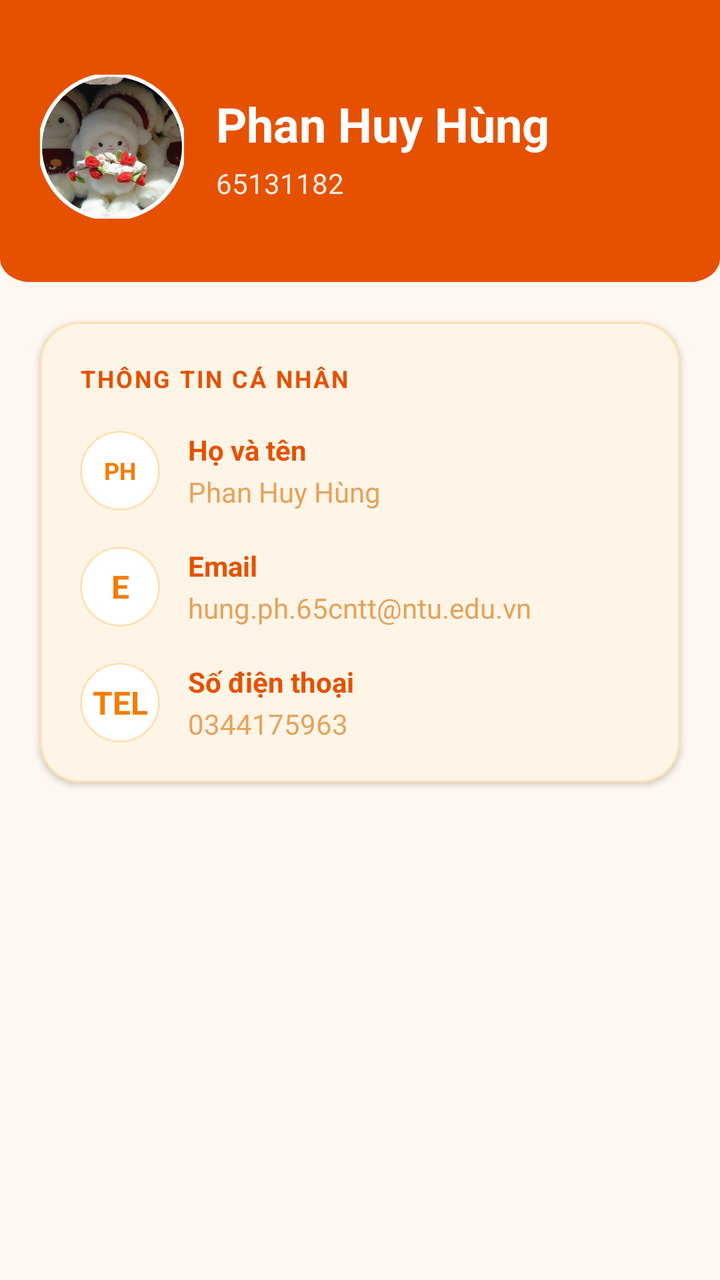
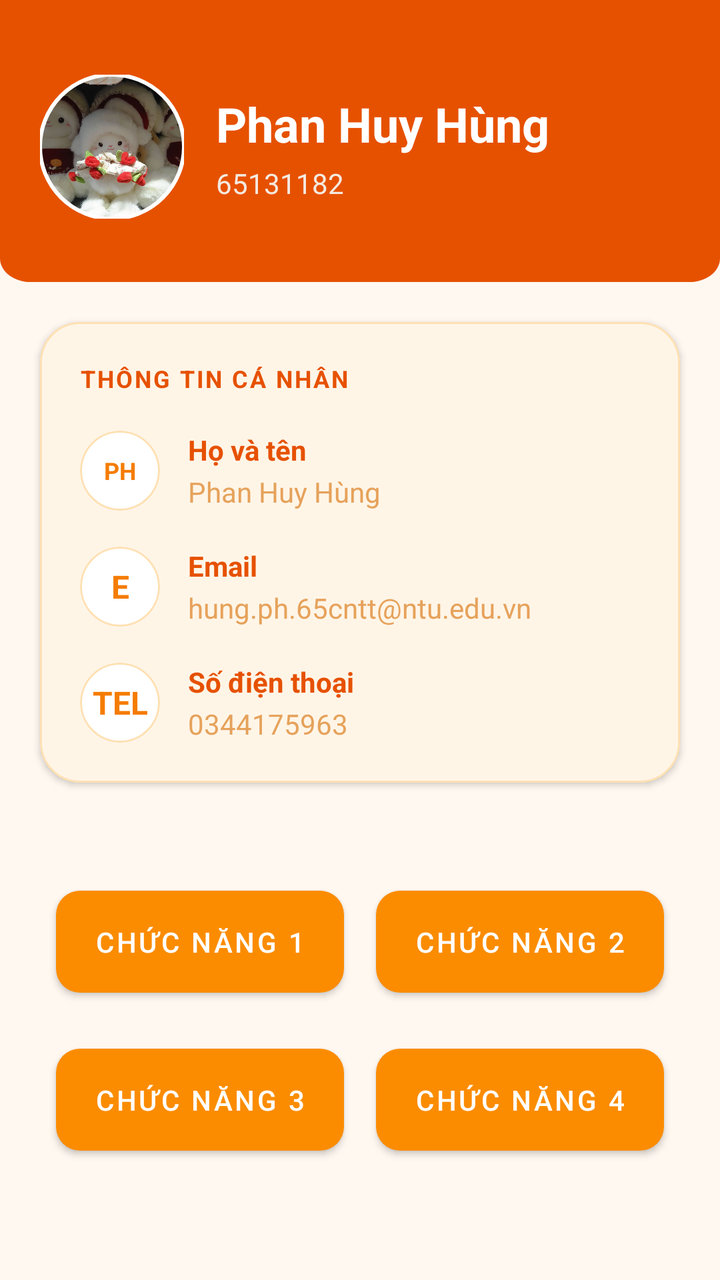

Before-and-after screenshots of an Android layout around one commit, followed by the original layout XML and the change that was made.
<!-- AndroidManifest.xml: application theme Theme.KiemTraGK_65131182 -->
<!-- res/layout/fragment_home.xml -->
<?xml version="1.0" encoding="utf-8"?>
<androidx.core.widget.NestedScrollView xmlns:android="http://schemas.android.com/apk/res/android"
    xmlns:app="http://schemas.android.com/apk/res-auto"
    xmlns:tools="http://schemas.android.com/tools"
    android:layout_width="match_parent"
    android:layout_height="match_parent"
    android:background="@color/brand_background"
    android:fillViewport="true"
    tools:context=".HomeFragment">
    <LinearLayout
        android:layout_width="match_parent"
        android:layout_height="wrap_content"
        android:orientation="vertical">
        <FrameLayout
            android:layout_width="match_parent"
            android:layout_height="141dp"
            android:background="@drawable/background_orin">
            <LinearLayout
                android:layout_width="match_parent"
                android:layout_height="147dp"
                android:gravity="bottom"
                android:orientation="horizontal"
                android:paddingStart="20dp"
                android:paddingEnd="20dp">
                <com.google.android.material.imageview.ShapeableImageView
                    android:layout_width="72dp"
                    android:layout_height="72dp"
                    android:layout_gravity="center_vertical"
                    android:contentDescription="Avatar"
                    android:scaleType="centerCrop"
                    android:src="@drawable/avata"
                    app:shapeAppearanceOverlay="@style/CircleImageShapeAppearance"
                    app:strokeColor="@color/white"
                    app:strokeWidth="2dp" />
                <LinearLayout
                    android:layout_width="0dp"
                    android:layout_height="wrap_content"
                    android:layout_gravity="center_vertical"
                    android:layout_marginStart="16dp"
                    android:layout_weight="1"
                    android:orientation="vertical">
                    <TextView
                        android:layout_width="wrap_content"
                        android:layout_height="wrap_content"
                        android:text="Phan Huy Hùng"
                        android:textColor="@color/white"
                        android:textSize="24sp"
                        android:textStyle="bold" />
                    <TextView
                        android:layout_width="wrap_content"
                        android:layout_height="wrap_content"
                        android:layout_marginTop="4dp"
                        android:text="65131182"
                        android:textColor="#F4E9DF"
                        android:textSize="14sp" />
                </LinearLayout>
            </LinearLayout>
        </FrameLayout>
        <com.google.android.material.card.MaterialCardView
            android:layout_width="match_parent"
            android:layout_height="wrap_content"
            android:layout_marginStart="20dp"
            android:layout_marginTop="20dp"
            android:layout_marginEnd="20dp"
            android:layout_marginBottom="20dp"
            app:cardBackgroundColor="@color/brand_surface"
            app:cardCornerRadius="20dp"
            app:cardElevation="2dp"
            app:strokeColor="@color/orange_100"
            app:strokeWidth="1dp">
            <LinearLayout
                android:layout_width="match_parent"
                android:layout_height="wrap_content"
                android:orientation="vertical"
                android:padding="20dp">
                <TextView
                    android:layout_width="wrap_content"
                    android:layout_height="wrap_content"
                    android:text="THÔNG TIN CÁ NHÂN"
                    android:textColor="@color/orange_900"
                    android:textSize="12sp"
                    android:textStyle="bold"
                    android:letterSpacing="0.08" />
                <LinearLayout
                    android:layout_width="match_parent"
                    android:layout_height="wrap_content"
                    android:layout_marginTop="18dp"
                    android:gravity="center_vertical"
                    android:orientation="horizontal">
                    <com.google.android.material.card.MaterialCardView
                        android:layout_width="40dp"
                        android:layout_height="40dp"
                        app:cardBackgroundColor="@color/white"
                        app:cardCornerRadius="20dp"
                        app:strokeColor="@color/orange_100"
                        app:strokeWidth="1dp">
                        <TextView
                            android:layout_width="match_parent"
                            android:layout_height="match_parent"
                            android:gravity="center"
                            android:text="PH"
                            android:textColor="@color/orange_700"
                            android:textSize="12sp"
                            android:textStyle="bold" />
                    </com.google.android.material.card.MaterialCardView>
                    <LinearLayout
                        android:layout_width="0dp"
                        android:layout_height="wrap_content"
                        android:layout_marginStart="14dp"
                        android:layout_weight="1"
                        android:orientation="vertical">
                        <TextView
                            android:layout_width="wrap_content"
                            android:layout_height="wrap_content"
                            android:text="Họ và tên"
                            android:textColor="@color/orange_900"
                            android:textSize="14sp"
                            android:textStyle="bold" />
                        <TextView
                            android:layout_width="wrap_content"
                            android:layout_height="wrap_content"
                            android:layout_marginTop="2dp"
                            android:text="Phan Huy Hùng"
                            android:textColor="@color/brand_outline"
                            android:textSize="14sp" />
                    </LinearLayout>
                </LinearLayout>
                <LinearLayout
                    android:layout_width="match_parent"
                    android:layout_height="wrap_content"
                    android:layout_marginTop="18dp"
                    android:gravity="center_vertical"
                    android:orientation="horizontal">
                    <com.google.android.material.card.MaterialCardView
                        android:layout_width="40dp"
                        android:layout_height="40dp"
                        app:cardBackgroundColor="@color/white"
                        app:cardCornerRadius="20dp"
                        app:strokeColor="@color/orange_100"
                        app:strokeWidth="1dp">
                        <TextView
                            android:layout_width="match_parent"
                            android:layout_height="match_parent"
                            android:gravity="center"
                            android:text="E"
                            android:textColor="@color/orange_700"
                            android:textSize="16sp"
                            android:textStyle="bold" />
                    </com.google.android.material.card.MaterialCardView>
                    <LinearLayout
                        android:layout_width="0dp"
                        android:layout_height="wrap_content"
                        android:layout_marginStart="14dp"
                        android:layout_weight="1"
                        android:orientation="vertical">
                        <TextView
                            android:layout_width="wrap_content"
                            android:layout_height="wrap_content"
                            android:text="Email"
                            android:textColor="@color/orange_900"
                            android:textSize="14sp"
                            android:textStyle="bold" />
                        <TextView
                            android:layout_width="wrap_content"
                            android:layout_height="wrap_content"
                            android:layout_marginTop="2dp"
                            android:text="hung.ph.65cntt@ntu.edu.vn"
                            android:textColor="@color/brand_outline"
                            android:textSize="14sp" />
                    </LinearLayout>
                </LinearLayout>
                <LinearLayout
                    android:layout_width="match_parent"
                    android:layout_height="wrap_content"
                    android:layout_marginTop="18dp"
                    android:gravity="center_vertical"
                    android:orientation="horizontal">
                    <com.google.android.material.card.MaterialCardView
                        android:layout_width="40dp"
                        android:layout_height="40dp"
                        app:cardBackgroundColor="@color/white"
                        app:cardCornerRadius="20dp"
                        app:strokeColor="@color/orange_100"
                        app:strokeWidth="1dp">
                        <TextView
                            android:layout_width="match_parent"
                            android:layout_height="match_parent"
                            android:gravity="center"
                            android:text="TEL"
                            android:textColor="@color/orange_700"
                            android:textSize="16sp"
                            android:textStyle="bold" />
                    </com.google.android.material.card.MaterialCardView>
                    <LinearLayout
                        android:layout_width="0dp"
                        android:layout_height="wrap_content"
                        android:layout_marginStart="14dp"
                        android:layout_weight="1"
                        android:orientation="vertical">
                        <TextView
                            android:layout_width="wrap_content"
                            android:layout_height="wrap_content"
                            android:text="Số điện thoại"
                            android:textColor="@color/orange_900"
                            android:textSize="14sp"
                            android:textStyle="bold" />
                        <TextView
                            android:layout_width="wrap_content"
                            android:layout_height="wrap_content"
                            android:layout_marginTop="2dp"
                            android:text="0344175963"
                            android:textColor="@color/brand_outline"
                            android:textSize="14sp" />
                    </LinearLayout>
                </LinearLayout>
            </LinearLayout>
        </com.google.android.material.card.MaterialCardView>
    </LinearLayout>
</androidx.core.widget.NestedScrollView>
<!-- resources referenced by this layout -->
<resources>
  <color name="brand_background">#FFF8F1</color>
  <color name="brand_outline">#E6A25B</color>
  <color name="brand_surface">#FFFDF9</color>
  <color name="orange_100">#FFE0B2</color>
  <color name="orange_700">#F57C00</color>
  <color name="orange_900">#E65100</color>
  <color name="white">#FFFFFFFF</color>
  <!-- drawable avata: jpg bitmap (drawable, 167840 bytes) -->
  <!-- drawable background_orin (drawable) -->
  <?xml version="1.0" encoding="utf-8"?>
  <vector xmlns:android="http://schemas.android.com/apk/res/android"
      android:width="375dp"
      android:height="190dp"
      android:viewportWidth="375"
      android:viewportHeight="190">
      <path
          android:fillColor="@color/orange_900"
          android:pathData="M0,0h375v174c0,8.84-7.16,16-16,16h-343c-8.84,0-16-7.16-16-16z"/>
  </vector>
  <style name="CircleImageShapeAppearance">
          <item name="cornerFamily">rounded</item>
          <item name="cornerSize">50%</item>
      </style>
  <style name="Theme.KiemTraGK_65131182" parent="Base.Theme.KiemTraGK_65131182" />
  <style name="Base.Theme.KiemTraGK_65131182" parent="Theme.Material3.DayNight.NoActionBar">
          <item name="colorPrimary">@color/orange_500</item>
          <item name="colorOnPrimary">@color/white</item>
          <item name="colorPrimaryContainer">@color/orange_100</item>
          <item name="colorOnPrimaryContainer">@color/orange_900</item>
  
          <item name="colorSecondary">@color/orange_700</item>
          <item name="colorOnSecondary">@color/white</item>
          <item name="colorSecondaryContainer">@color/orange_50</item>
          <item name="colorOnSecondaryContainer">@color/orange_900</item>
  
          <item name="colorTertiary">@color/orange_400</item>
          <item name="colorOnTertiary">@color/white</item>
  
          <item name="android:colorBackground">@color/brand_background</item>
          <item name="colorSurface">@color/brand_surface</item>
          <item name="colorOnSurface">@color/brand_on_background</item>
      </style>
  <color name="orange_500">#FF9800</color>
  <color name="orange_50">#FFF3E0</color>
  <color name="orange_400">#FFA726</color>
  <color name="brand_on_background">#2B1B0F</color>
</resources>

<!-- the commit's change to res/layout/fragment_home.xml (unified diff, before → after) -->
@@ -215,5 +215,83 @@
                 </LinearLayout>
             </LinearLayout>
         </com.google.android.material.card.MaterialCardView>
+        
+        <LinearLayout
+            android:layout_width="match_parent"
+            android:layout_height="wrap_content"
+            android:orientation="vertical"
+            android:padding="20dp">
+            <GridLayout
+                android:layout_width="match_parent"
+                android:layout_height="wrap_content"
+                android:columnCount="2"
+                android:rowCount="2"
+                android:columnOrderPreserved="false">
+                
+                <com.google.android.material.button.MaterialButton
+                    android:id="@+id/btn_function1"
+                    android:layout_width="0dp"
+                    android:layout_height="wrap_content"
+                    android:layout_row="0"
+                    android:layout_column="0"
+                    android:layout_columnWeight="1"
+                    android:layout_margin="8dp"
+                    android:paddingTop="16dp"
+                    android:paddingBottom="16dp"
+                    android:text="Chức năng 1"
+                    android:textSize="14sp"
+                    app:backgroundTint="@color/orange_600"
+                    app:cornerRadius="12dp"
+                    style="@style/Widget.MaterialComponents.Button" />
+                
+                <com.google.android.material.button.MaterialButton
+                    android:id="@+id/btn_function2"
+                    android:layout_width="0dp"
+                    android:layout_height="wrap_content"
+                    android:layout_row="0"
+                    android:layout_column="1"
+                    android:layout_columnWeight="1"
+                    android:layout_margin="8dp"
+                    android:paddingTop="16dp"
+                    android:paddingBottom="16dp"
+                    android:text="Chức năng 2"
+                    android:textSize="14sp"
+                    app:backgroundTint="@color/orange_600"
+                    app:cornerRadius="12dp"
+                    style="@style/Widget.MaterialComponents.Button" />
+                
+                <com.google.android.material.button.MaterialButton
+                    android:id="@+id/btn_function3"
+                    android:layout_width="0dp"
+                    android:layout_height="wrap_content"
+                    android:layout_row="1"
+                    android:layout_column="0"
+                    android:layout_columnWeight="1"
+                    android:layout_margin="8dp"
+                    android:paddingTop="16dp"
+                    android:paddingBottom="16dp"
+                    android:text="Chức năng 3"
+                    android:textSize="14sp"
+                    app:backgroundTint="@color/orange_600"
+                    app:cornerRadius="12dp"
+                    style="@style/Widget.MaterialComponents.Button" />
+                
+                <com.google.android.material.button.MaterialButton
+                    android:id="@+id/btn_function4"
+                    android:layout_width="0dp"
+                    android:layout_height="wrap_content"
+                    android:layout_row="1"
+                    android:layout_column="1"
+                    android:layout_columnWeight="1"
+                    android:layout_margin="8dp"
+                    android:paddingTop="16dp"
+                    android:paddingBottom="16dp"
+                    android:text="Chức năng 4"
+                    android:textSize="14sp"
+                    app:backgroundTint="@color/orange_600"
+                    app:cornerRadius="12dp"
+                    style="@style/Widget.MaterialComponents.Button" />
+            </GridLayout>
+        </LinearLayout>
     </LinearLayout>
 </androidx.core.widget.NestedScrollView>
<!-- resource entries referenced after the edit -->
@@ -4,6 +4,7 @@
   <color name="brand_outline">#E6A25B</color>
   <color name="brand_surface">#FFFDF9</color>
   <color name="orange_100">#FFE0B2</color>
+  <color name="orange_600">#FB8C00</color>
   <color name="orange_700">#F57C00</color>
   <color name="orange_900">#E65100</color>
   <color name="white">#FFFFFFFF</color>
